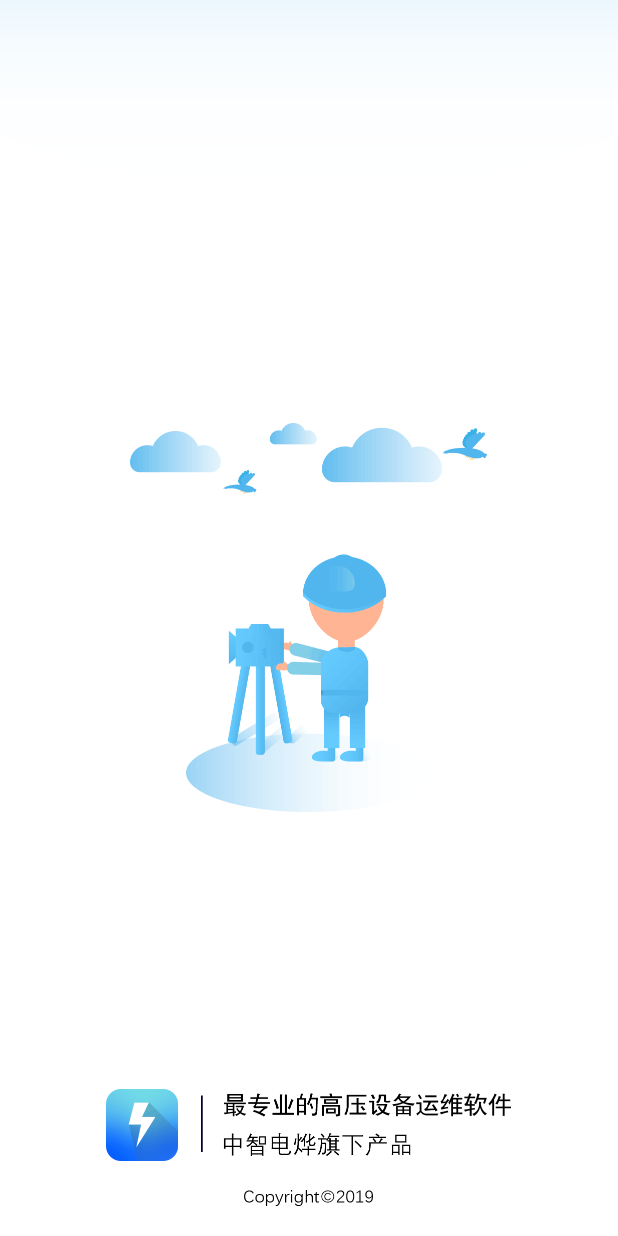
After one commit to Qdddd/xunjian, an Android app: the LaunchActivity screen opened directly, with no data from a screen before it, on a phone screen of 412 x 824 dp. The commit adds this screen. Run offline under Robolectric (Android 15) with nearby library versions, the phone set to English and light mode, and no system bars; network calls fail.

Commit message:
4.23 增加欢迎页

```diff
--- a/app/src/main/AndroidManifest.xml
+++ b/app/src/main/AndroidManifest.xml
@@ -23,18 +23,14 @@
         android:label="@string/app_name"
         android:roundIcon="@mipmap/ic_launcher_round"
         android:supportsRtl="true"
-        android:theme="@style/AppTheme">
+        android:theme="@style/MyAppTheme">
 
         <meta-data
             android:name="com.baidu.lbsapi.API_KEY"
             android:value="D3E0EYxFFNCKKYH82lPgG9dy2MwknnOR" />
 
         <activity android:name=".activity.LoginActivity">
-            <intent-filter>
-                <action android:name="android.intent.action.MAIN" />
 
-                <category android:name="android.intent.category.LAUNCHER" />
-            </intent-filter>
         </activity>
         <activity android:name=".activity.MainActivity"></activity>
         <activity android:name=".activity.AboutActivity" />
@@ -48,6 +44,14 @@
         <activity android:name=".activity.ContactUserActivity"/>
         <activity android:name=".activity.DepartmentActivity"/>
         <activity android:name=".activity.FinishedWorkDetailActivity"></activity>
+        <activity android:name=".activity.LaunchActivity"
+            android:theme="@style/NoTitle">
+            <intent-filter>
+                <action android:name="android.intent.action.MAIN" />
+
+                <category android:name="android.intent.category.LAUNCHER" />
+            </intent-filter>
+        </activity>
     </application>
 
 </manifest>
--- /dev/null
+++ b/app/src/main/java/com/yunwei/xunjian/activity/LaunchActivity.java
@@ -0,0 +1,29 @@
+package com.yunwei.xunjian.activity;
+
+import android.content.Intent;
+import android.os.Bundle;
+import android.os.Handler;
+
+import com.yunwei.xunjian.R;
+import com.yunwei.xunjian.util.StatusBarUtil;
+
+public class LaunchActivity extends BaseActivity {
+
+    @Override
+    protected void onCreate(Bundle savedInstanceState) {
+        super.onCreate(savedInstanceState);
+        setContentView(R.layout.activity_launch);
+
+        //设置状态栏背景色和字体颜色
+     //   StatusBarUtil.setStatusBarMode(this, true, android.R.color.transparent);
+
+        new Handler().postDelayed(new Runnable() {
+            @Override
+            public void run() {
+                Intent intent = new Intent(LaunchActivity.this, LoginActivity.class);
+                startActivity(intent);
+                finish();
+            }
+        }, 2000);
+    }
+}
--- /dev/null
+++ b/app/src/main/res/drawable/welcome.xml
@@ -0,0 +1,18 @@
+<?xml version="1.0" encoding="utf-8"?>
+<layer-list xmlns:android="http://schemas.android.com/apk/res/android">
+    <item android:drawable="@android:color/white"/>
+    <item
+        android:drawable="@mipmap/person1_20"
+        android:gravity="top"/>
+    <item
+        android:drawable="@mipmap/person_09"
+        android:gravity="center"/>
+    <item
+        android:bottom="50dp"
+        android:drawable="@mipmap/launch_pa_17"
+        android:gravity="bottom|center_horizontal"/>
+    <item
+        android:bottom="20dp"
+        android:drawable="@mipmap/launch_pa_23"
+        android:gravity="bottom|center_horizontal"/>
+</layer-list>
--- /dev/null
+++ b/app/src/main/res/layout/activity_launch.xml
@@ -0,0 +1,14 @@
+<?xml version="1.0" encoding="utf-8"?>
+<android.support.constraint.ConstraintLayout xmlns:android="http://schemas.android.com/apk/res/android"
+    xmlns:app="http://schemas.android.com/apk/res-auto"
+    xmlns:tools="http://schemas.android.com/tools"
+    android:layout_width="match_parent"
+    android:layout_height="match_parent"
+    tools:context=".activity.LaunchActivity">
+
+    <ImageView
+        android:layout_width="match_parent"
+        android:layout_height="match_parent"
+        android:background="@drawable/welcome"/>
+
+</android.support.constraint.ConstraintLayout>
--- a/app/src/main/res/layout/activity_login.xml
+++ b/app/src/main/res/layout/activity_login.xml
@@ -5,6 +5,7 @@
     android:layout_width="match_parent"
     android:layout_height="match_parent"
     android:background="@color/white"
+    android:fitsSystemWindows="true"
     tools:context=".activity.LoginActivity">
 
     <ImageView
--- a/app/src/main/res/layout/activity_main.xml
+++ b/app/src/main/res/layout/activity_main.xml
@@ -76,8 +76,8 @@
         android:layout_height="match_parent"
         android:layout_above="@+id/rg"
         android:layout_alignParentStart="true"
-        android:layout_marginBottom="-1dp"
-        >
+        android:layout_marginStart="0dp"
+        android:layout_marginBottom="-54dp">
 
     </FrameLayout>
 
--- a/app/src/main/res/values/styles.xml
+++ b/app/src/main/res/values/styles.xml
@@ -8,7 +8,18 @@
         <item name="colorAccent">@color/lan</item>
 
         <!-- 避免控件会顶到状态栏上 -->
-        <item name="android:fitsSystemWindows">true</item>
+        <!--<item name="android:fitsSystemWindows">true</item>-->
     </style>
 
+    <style name="MyAppTheme" parent="AppTheme">
+        <!--<item name="android:windowBackground">@mipmap/interface_icon</item>-->
+        <item name="android:windowIsTranslucent">true</item>
+        <item name="android:windowNoTitle">true</item>
+    </style>
+
+    <style name="NoTitle" parent="MyAppTheme">
+        <item name="colorPrimaryDark">@color/transparent</item>
+        <item name="android:windowTranslucentStatus">true</item>
+        <item name="android:windowTranslucentNavigation">true</item>
+    </style>
 </resources>
```
Also changed, not shown: app/src/main/res/mipmap-xxhdpi/launch_pa_17.png (added), app/src/main/res/mipmap-xxhdpi/launch_pa_23.png (added), app/src/main/res/mipmap-xxhdpi/person1_20.png (added), app/src/main/res/mipmap-xxhdpi/person_09.png (added).
